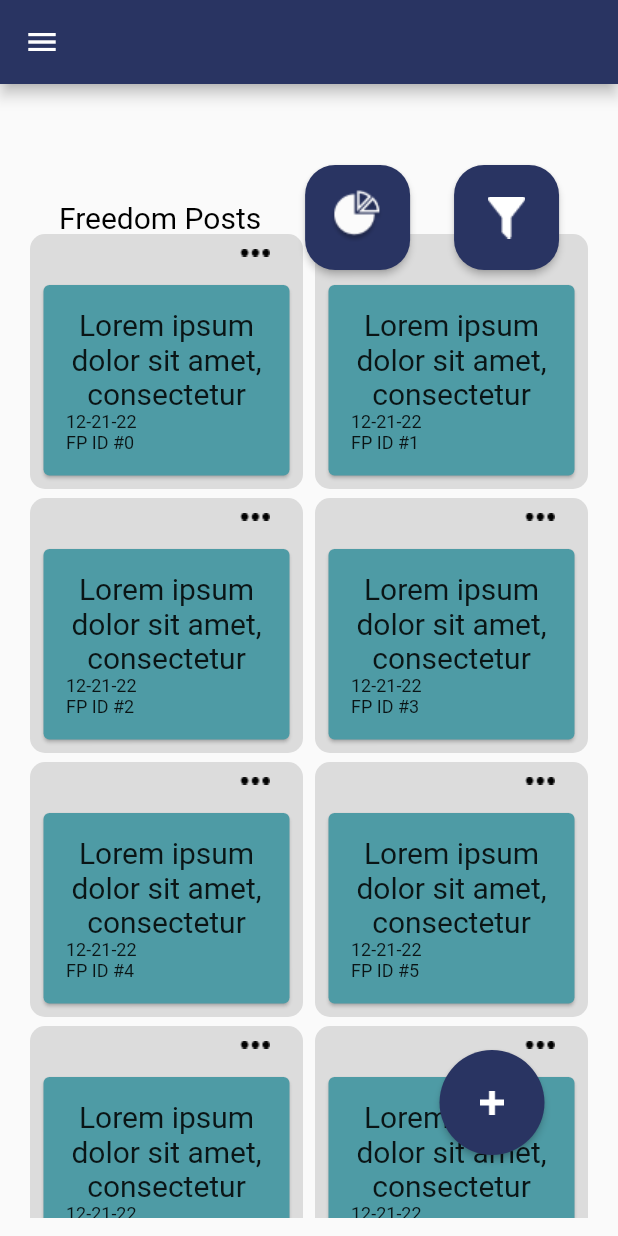
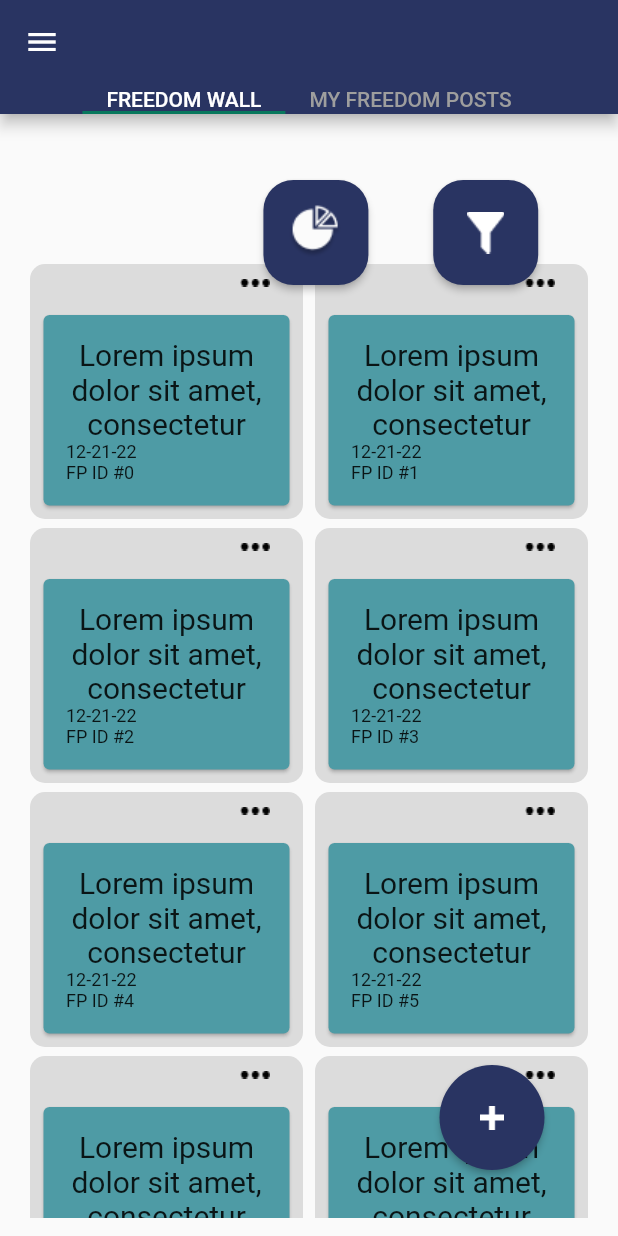
Before and after one commit to CEOSI-Flutter-Team/ceosi-app, a Flutter app: the FreedomPostsScreen screen opened directly, on a phone screen of 412 x 824 dp. Run offline on Flutter 3.47's test engine with Material 2 defaults, Android fonts, the phone set to English and light mode, and no system bars; our stand-ins replace flutter_riverpod, font_awesome_flutter, google_fonts, image_picker, pie_chart, share_plus and 1 more; missing offline and left inert: markdown_widget; Roboto replaces fonts that are missing (lato).

```diff
--- a/lib/main.dart
+++ b/lib/main.dart
@@ -5,6 +5,7 @@ import 'package:ceosi_app/screens/ceosi_company_app/team_screen.dart';
 import 'package:ceosi_app/screens/ceosi_flutter_catalog/source_code_screen.dart';
 import 'package:ceosi_app/screens/ceosi_freedomwall/add_freedom_post_screen.dart';
 import 'package:ceosi_app/screens/ceosi_freedomwall/admin_posts_data_screen.dart';
+import 'package:ceosi_app/screens/ceosi_freedomwall/freedomposts_screen.dart';
 
 import 'package:ceosi_app/screens/ceosi_freedomwall/pie_chart_report_screen.dart';
 import 'package:ceosi_app/screens/ceosi_freedomwall/piechart_search_screen.dart';
@@ -33,7 +34,7 @@ class MyApp extends StatelessWidget {
         errorColor: Colors.white,
         primarySwatch: Colors.blue,
       ),
-      initialRoute: '/adminpostsdatascreen',
+      initialRoute: '/freedompostsscreen',
       routes: {
         '/': (context) => const LoginScreen(),
         '/homescreen': (context) => const HomeScreen(),
@@ -44,6 +45,7 @@ class MyApp extends StatelessWidget {
         '/addteamscreen': (context) => const AddTeamScreen(),
         '/aboutscreen': (context) => const AboutScreen(),
         '/addfreedompostscreen': (context) => const AddFreedomPostScreen(),
+        '/freedompostsscreen': (context) => const FreedomPostsScreen(),
         '/sourcecodescreen': (context) => const SourceCodeScreen(),
         '/eventcalendarscreen': (context) => const EventCalendarScreen(),
         '/usersearchscreen': (context) => const UserSearchScreen(),
--- a/lib/screens/ceosi_freedomwall/freedomposts_screen.dart
+++ b/lib/screens/ceosi_freedomwall/freedomposts_screen.dart
@@ -1,11 +1,9 @@
 import 'package:ceosi_app/constants/colors.dart';
-import 'package:ceosi_app/constants/icons.dart';
+import 'package:ceosi_app/screens/ceosi_freedomwall/widgets/freedomwallbutton_widget.dart';
 import 'package:ceosi_app/screens/ceosi_freedomwall/widgets/masonry_list_widget.dart';
 import 'package:flutter/material.dart';
 
-import '../../widgets/button_widget.dart';
 import '../../widgets/sidebar_widget.dart';
-import '../../widgets/text_widget.dart';
 
 class FreedomPostsScreen extends StatefulWidget {
   const FreedomPostsScreen({super.key});
@@ -14,9 +12,23 @@ class FreedomPostsScreen extends StatefulWidget {
   State<FreedomPostsScreen> createState() => _FreedomPostsScreenState();
 }
 
-class _FreedomPostsScreenState extends State<FreedomPostsScreen> {
+class _FreedomPostsScreenState extends State<FreedomPostsScreen>
+    with TickerProviderStateMixin {
+  TabController? tabController;
+
+  @override
+  void initState() {
+    super.initState();
+    tabController = TabController(
+      initialIndex: 0,
+      length: 2,
+      vsync: this,
+    );
+  }
+
   @override
   Widget build(BuildContext context) {
+    Size size = MediaQuery.of(context).size;
     return WillPopScope(
       onWillPop: () async {
         return false;
@@ -25,56 +37,36 @@ class _FreedomPostsScreenState extends State<FreedomPostsScreen> {
         drawer: const SidebarWidget(),
         appBar: AppBar(
           backgroundColor: CustomColors.primary,
+          bottom: PreferredSize(
+              preferredSize: const Size.fromHeight(20.0),
+              child: SizedBox(
+                width: size.width,
+                child: Center(
+                  child: TabBar(
+                    isScrollable: true,
+                    labelColor: Colors.white,
+                    indicatorColor: const Color.fromRGBO(8, 120, 93, 3),
+                    unselectedLabelColor: Colors.grey,
+                    controller: tabController,
+                    tabs: const [
+                      Text('FREEDOM WALL'),
+                      Text('MY FREEDOM POSTS'),
+                    ],
+                  ),
+                ),
+              )),
         ),
-        body: Stack(children: [
-          const MasonryListWidget(),
-          freedomWallButtons(),
+        body: TabBarView(controller: tabController, children: [
+          Stack(children: const [
+            MasonryListWidget(),
+            FreedomWallButtonWidget(theHeader: '                '),
+          ]),
+          Stack(children: const [
+            MasonryListWidget(),
+            FreedomWallButtonWidget(theHeader: '                '),
+          ]),
         ]),
       ),
     );
   }
-
-  Padding freedomWallButtons() {
-    return Padding(
-      padding: const EdgeInsets.fromLTRB(10, 0, 10, 0),
-      child: Center(
-        child: Column(
-          mainAxisAlignment: MainAxisAlignment.center,
-          children: <Widget>[
-            Row(
-              mainAxisAlignment: MainAxisAlignment.spaceEvenly,
-              children: [
-                const BoldTextWidget(
-                    color: Colors.black, fontSize: 20, text: 'Freedom Posts'),
-                ButtonWidget(
-                    borderRadius: 20,
-                    onPressed: () {},
-                    buttonHeight: 70,
-                    buttonWidth: 70,
-                    textWidget: Image.asset(CustomIcons().piecharticon,
-                        fit: BoxFit.contain)),
-                ButtonWidget(
-                    borderRadius: 20,
-                    onPressed: () {},
-                    buttonHeight: 70,
-                    buttonWidth: 70,
-                    textWidget: Image.asset(CustomIcons().filtericon,
-                        fit: BoxFit.contain)),
-              ],
-            ),
-            Padding(
-              padding: const EdgeInsets.fromLTRB(256, 520, 12, 0),
-              child: ButtonWidget(
-                  borderRadius: 100,
-                  onPressed: () {},
-                  buttonHeight: 70,
-                  buttonWidth: 70,
-                  textWidget:
-                      Image.asset(CustomIcons().plusicon, fit: BoxFit.contain)),
-            ),
-          ],
-        ),
-      ),
-    );
-  }
 }
--- /dev/null
+++ b/lib/screens/ceosi_freedomwall/widgets/freedomwallbutton_widget.dart
@@ -0,0 +1,62 @@
+import 'package:flutter/material.dart';
+
+import '../../../constants/icons.dart';
+import '../../../widgets/button_widget.dart';
+import '../../../widgets/text_widget.dart';
+
+class FreedomWallButtonWidget extends StatefulWidget {
+  final String theHeader;
+
+  const FreedomWallButtonWidget({super.key, required this.theHeader});
+
+  @override
+  State<FreedomWallButtonWidget> createState() =>
+      _FreedomWallButtonWidgetState();
+}
+
+class _FreedomWallButtonWidgetState extends State<FreedomWallButtonWidget> {
+  @override
+  Widget build(BuildContext context) {
+    return Padding(
+      padding: const EdgeInsets.fromLTRB(10, 0, 10, 0),
+      child: Center(
+        child: Column(
+          mainAxisAlignment: MainAxisAlignment.center,
+          children: <Widget>[
+            Row(
+              mainAxisAlignment: MainAxisAlignment.spaceEvenly,
+              children: [
+                BoldTextWidget(
+                    color: Colors.black, fontSize: 20, text: widget.theHeader),
+                ButtonWidget(
+                    borderRadius: 20,
+                    onPressed: () {},
+                    buttonHeight: 70,
+                    buttonWidth: 70,
+                    textWidget: Image.asset(CustomIcons().piecharticon,
+                        fit: BoxFit.contain)),
+                ButtonWidget(
+                    borderRadius: 20,
+                    onPressed: () {},
+                    buttonHeight: 70,
+                    buttonWidth: 70,
+                    textWidget: Image.asset(CustomIcons().filtericon,
+                        fit: BoxFit.contain)),
+              ],
+            ),
+            Padding(
+              padding: const EdgeInsets.fromLTRB(256, 520, 12, 0),
+              child: ButtonWidget(
+                  borderRadius: 100,
+                  onPressed: () {},
+                  buttonHeight: 70,
+                  buttonWidth: 70,
+                  textWidget:
+                      Image.asset(CustomIcons().plusicon, fit: BoxFit.contain)),
+            ),
+          ],
+        ),
+      ),
+    );
+  }
+}
```
